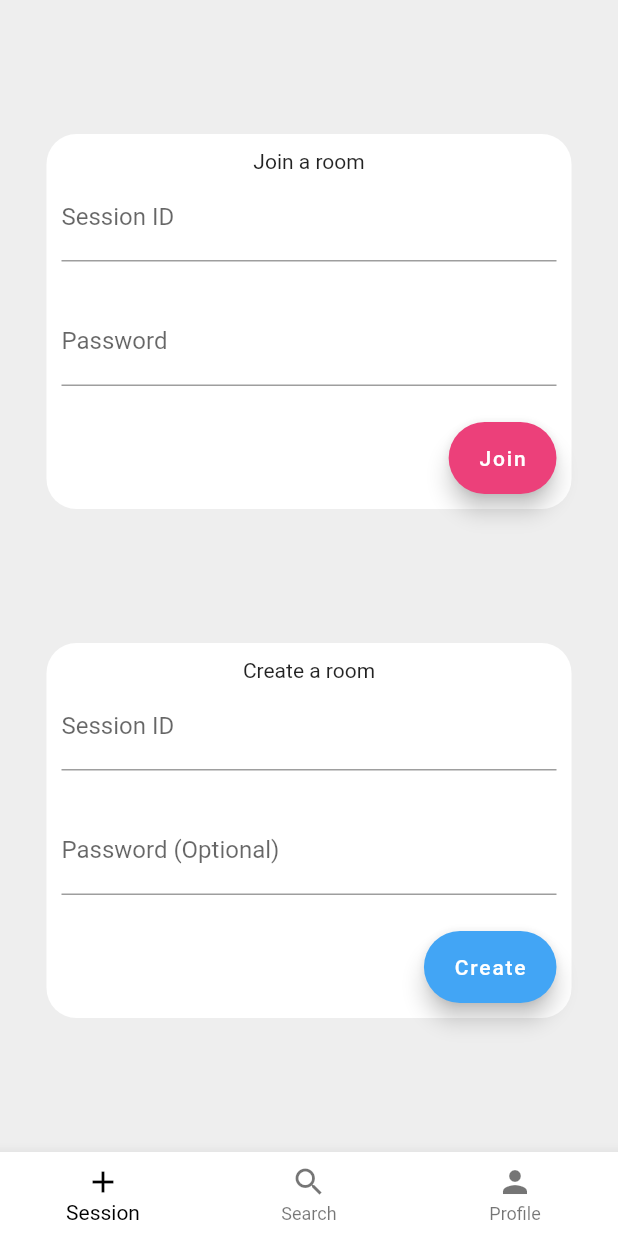
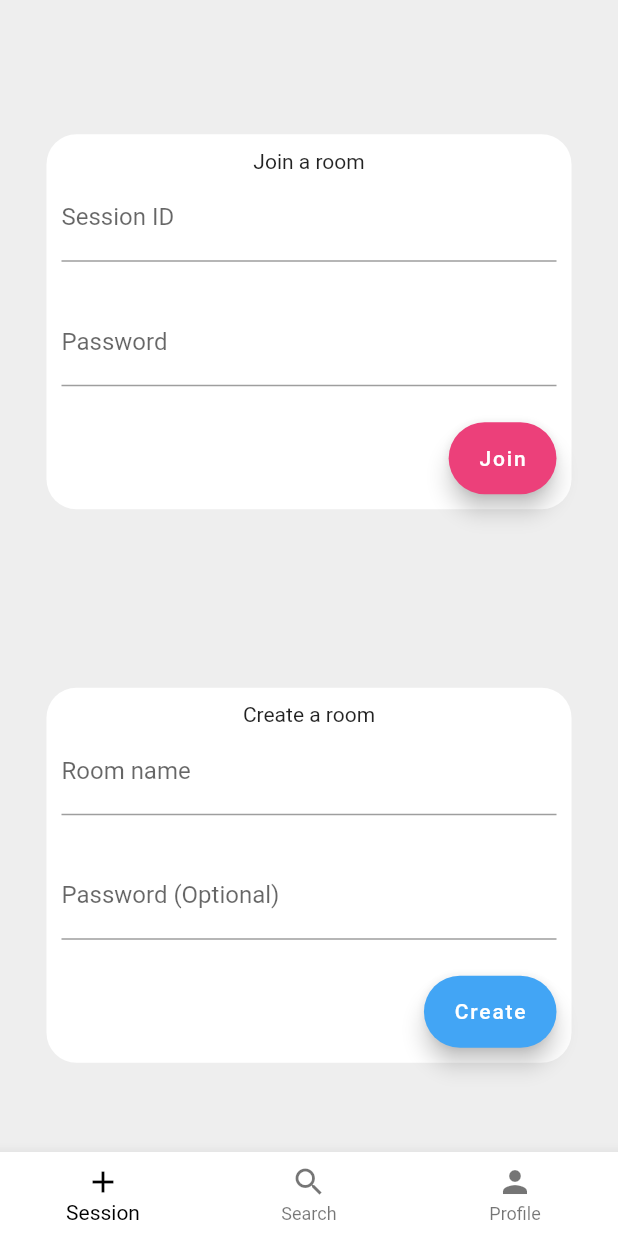
Before and after one commit to WardlyCode/scrum_poker, a Flutter app: the screen it shows after launch, after a tap on "Join", on a phone screen of 412 x 824 dp. Run offline on Flutter 3.47's test engine with Material 2 defaults, Android fonts, the phone set to English and light mode, and no system bars.

Commit message:
Added functions for some repetitive elements

```diff
--- /dev/null
+++ b/lib/functions.dart
@@ -0,0 +1,98 @@
+import 'package:flutter/material.dart';
+
+Row actionButton(String printStatement, String label, final color) {
+  return Row(
+    mainAxisAlignment: MainAxisAlignment.end,
+    children: [
+      FloatingActionButton.extended(
+        onPressed: () {
+          print(printStatement);
+        },
+        label: Text(label),
+        backgroundColor: color,
+      ),
+    ],
+  );
+}
+
+Expanded passwordField(String label) {
+  return Expanded(
+    child: TextFormField(
+      decoration: InputDecoration(
+        labelText: label,
+      ),
+    ),
+  );
+}
+
+Expanded sessionField(String label) {
+  return Expanded(
+    child: TextFormField(
+      decoration: InputDecoration(
+        labelText: label,
+      ),
+    ),
+  );
+}
+
+Column sessionPage() {
+  return Column(
+    crossAxisAlignment: CrossAxisAlignment.center,
+    mainAxisAlignment: MainAxisAlignment.spaceEvenly,
+    children: [
+      Padding(
+        padding: EdgeInsets.fromLTRB(0, 30, 0, 0),
+      ),
+      Expanded(
+        flex: 1,
+        child: Center(
+          child: Container(
+            padding: EdgeInsets.symmetric(horizontal: 10, vertical: 10),
+            width: 350,
+            height: 250,
+            decoration: BoxDecoration(
+              color: Colors.white,
+              borderRadius: new BorderRadius.all(
+                new Radius.circular(20),
+              ),
+            ),
+            child: Column(
+              mainAxisAlignment: MainAxisAlignment.spaceEvenly,
+              children: [
+                Text('Join a room'),
+                sessionField('Session ID'),
+                passwordField('Password'),
+                actionButton('Room was joined!', 'Join', Colors.pink[400]),
+              ],
+            ),
+          ),
+        ),
+      ),
+      Expanded(
+        flex: 1,
+        child: Center(
+          child: Container(
+            padding: EdgeInsets.symmetric(horizontal: 10, vertical: 10),
+            width: 350,
+            height: 250,
+            decoration: BoxDecoration(
+              color: Colors.white,
+              borderRadius: new BorderRadius.all(
+                new Radius.circular(20),
+              ),
+            ),
+            child: Column(
+              mainAxisAlignment: MainAxisAlignment.spaceEvenly,
+              children: [
+                Text('Create a room'),
+                sessionField('Room name'),
+                passwordField('Password (Optional)'),
+                actionButton('Room was created!', 'Create', Colors.blue[400])
+              ],
+            ),
+          ),
+        ),
+      ),
+    ],
+  );
+}
--- a/lib/main.dart
+++ b/lib/main.dart
@@ -1,4 +1,5 @@
 import 'package:flutter/material.dart';
+import 'functions.dart';
 
 void main() {
   runApp(
@@ -17,100 +18,7 @@ class _ScrumPokerState extends State<ScrumPoker> {
   int _currentIndex = 0;
 
   final tabs = [
-    Column(
-      crossAxisAlignment: CrossAxisAlignment.center,
-      mainAxisAlignment: MainAxisAlignment.spaceEvenly,
-      children: [
-        Center(
-          child: Container(
-            padding: EdgeInsets.symmetric(horizontal: 10, vertical: 10),
-            width: 350,
-            height: 250,
-            decoration: BoxDecoration(
-              color: Colors.white,
-              borderRadius: new BorderRadius.all(
-                new Radius.circular(20),
-              ),
-            ),
-            child: Column(
-              mainAxisAlignment: MainAxisAlignment.spaceEvenly,
-              children: [
-                Text('Join a room'),
-                Expanded(
-                  child: TextFormField(
-                    decoration: InputDecoration(
-                      labelText: 'Session ID',
-                    ),
-                  ),
-                ),
-                Expanded(
-                  child: TextFormField(
-                    decoration: InputDecoration(
-                      labelText: 'Password',
-                    ),
-                  ),
-                ),
-                Row(
-                  mainAxisAlignment: MainAxisAlignment.end,
-                  children: [
-                    FloatingActionButton.extended(
-                      onPressed: () {
-                        print('Room Joined');
-                      },
-                      label: Text('Join'),
-                      backgroundColor: Colors.pink[400],
-                    ),
-                  ],
-                ),
-              ],
-            ),
-          ),
-        ),
-        Container(
-          padding: EdgeInsets.symmetric(horizontal: 10, vertical: 10),
-          width: 350,
-          height: 250,
-          decoration: BoxDecoration(
-            color: Colors.white,
-            borderRadius: new BorderRadius.all(
-              new Radius.circular(20),
-            ),
-          ),
-          child: Column(
-            mainAxisAlignment: MainAxisAlignment.spaceEvenly,
-            children: [
-              Text('Create a room'),
-              Expanded(
-                child: TextFormField(
-                  decoration: InputDecoration(
-                    labelText: 'Session ID',
-                  ),
-                ),
-              ),
-              Expanded(
-                child: TextFormField(
-                  decoration: InputDecoration(
-                    labelText: 'Password (Optional)',
-                  ),
-                ),
-              ),
-              Row(
-                mainAxisAlignment: MainAxisAlignment.end,
-                children: [
-                  FloatingActionButton.extended(
-                    onPressed: () {
-                      print('Room created');
-                    },
-                    label: Text('Create'),
-                    backgroundColor: Colors.blue[400],
-                  ),
-                ],
-              ),
-            ],
-          ),
-        ),
-      ],
-    ),
+    sessionPage(),
     Center(
       child: Text('Search'),
     ),
```
